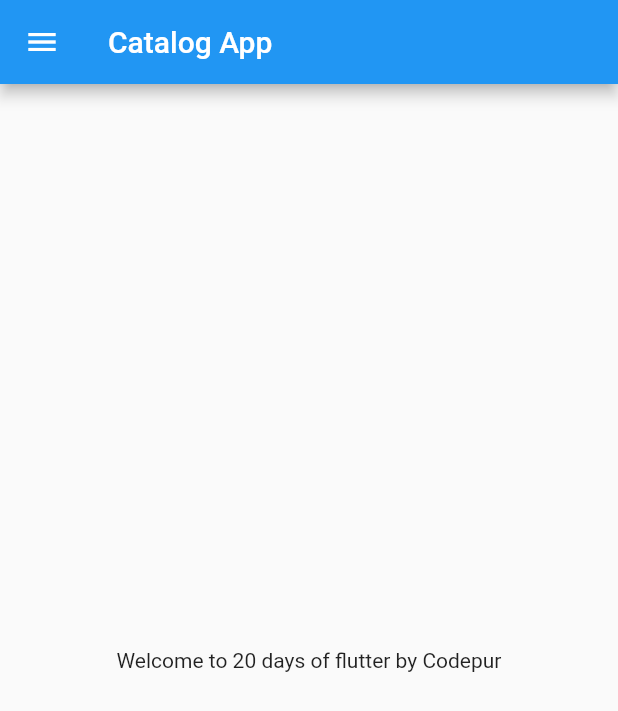
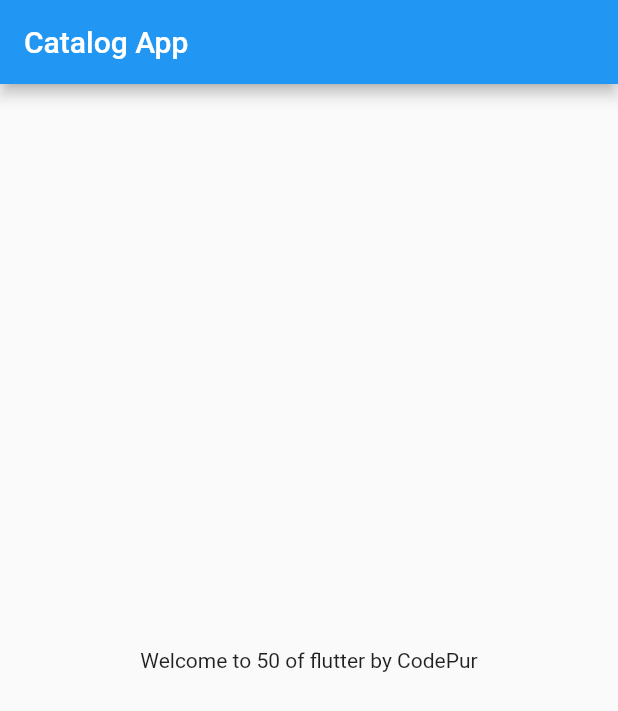
Before and after one commit to Pawan-Dev3/30DaysOfFlutter, a Flutter app: the screen it shows after launch, on a phone screen of 412 x 824 dp. Shown: the top 711 px of the screen. Run offline on Flutter 3.47's test engine with Material 2 defaults, Android fonts, the phone set to English and light mode, and no system bars.

Commit message:
Day2 Completed Buddy

```diff
--- a/lib/home_page.dart
+++ b/lib/home_page.dart
@@ -2,17 +2,18 @@ import 'package:flutter/material.dart';
 
 class HomePage extends StatelessWidget {
   const HomePage({super.key});
-  final int days = 20;
-  final String name = "Codepur";
+  final int days = 50;
+  final String name = "CodePur";
+
   @override
   Widget build(BuildContext context) {
     return Scaffold(
-      appBar: AppBar(title: Text('Catalog App')),
-      body: Center(
-          child: Container(
-        child: Text("Welcome to ${days} days of flutter by ${name}"),
-      )),
-      drawer:Drawer(),
-    );
+        appBar: AppBar(
+          title: Text("Catalog App"),
+        ),
+        body: Center(
+            child: Container(
+            child: Text("Welcome to $days of flutter by $name"),
+        )));
   }
 }
--- a/lib/main.dart
+++ b/lib/main.dart
@@ -1,6 +1,5 @@
 import 'package:flutter/material.dart';
 import 'package:flutter_application_1/home_page.dart';
-
 
 void main() {
   runApp(MyApp());
@@ -8,12 +7,10 @@ void main() {
 
 class MyApp extends StatelessWidget {
   const MyApp({super.key});
-
   @override
   Widget build(BuildContext context) {
     return MaterialApp(
       home: HomePage(),
-
     );
   }
 }
```
